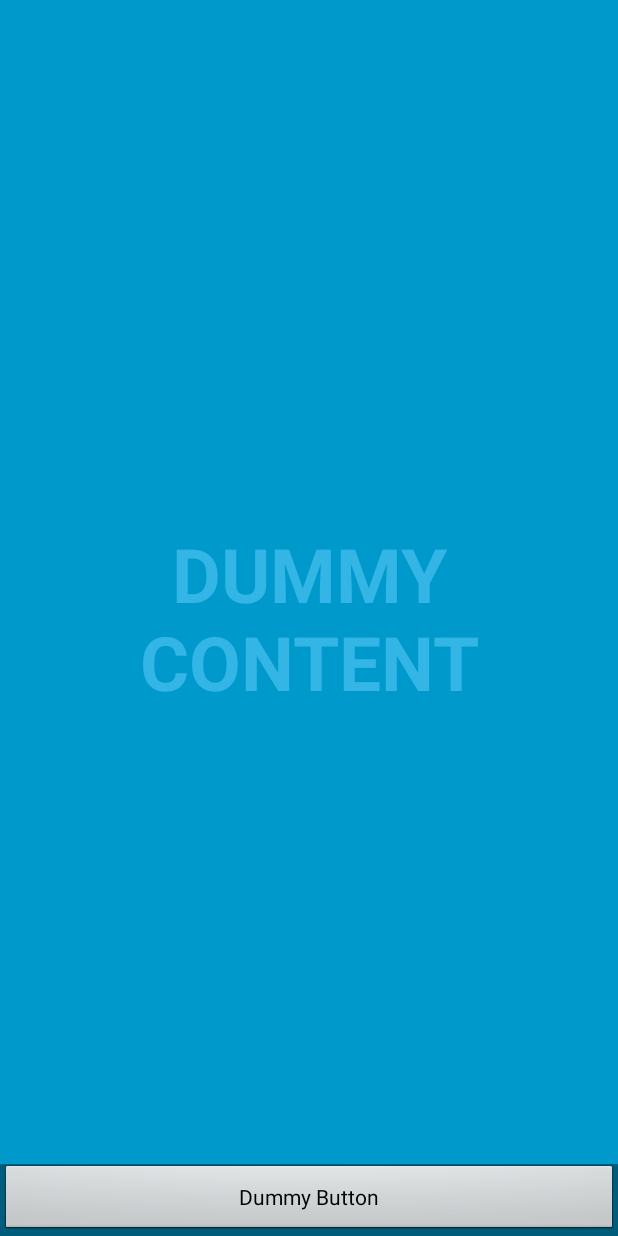
After one commit to jjhartmann/ORBSLAM2-Android, an Android app: the layout activity_orbslamcamera.xml on its own in the app's theme, with its tools: preview values and no code run, on a phone screen of 412 x 824 dp. The commit adds this screen. Run offline under Robolectric (Android 15) with nearby library versions, the phone set to English and light mode, and no system bars.

Commit message:
Add full screen activity with Opencv bindings

```diff
--- a/app/build.gradle
+++ b/app/build.gradle
@@ -43,8 +43,9 @@ dependencies {
     androidTestCompile('com.android.support.test.espresso:espresso-core:2.2.2', {
         exclude group: 'com.android.support', module: 'support-annotations'
     })
+    compile project(':openCVLibrary320')
     compile 'com.android.support:appcompat-v7:25.2.0'
     compile 'com.android.support.constraint:constraint-layout:1.0.2'
+    compile 'com.android.support:support-v4:25.3.0'
     testCompile 'junit:junit:4.12'
-    compile project(':openCVLibrary320')
 }
--- /dev/null
+++ b/app/src/main/res/layout/activity_orbslamcamera.xml
@@ -0,0 +1,77 @@
+<FrameLayout xmlns:android="http://schemas.android.com/apk/res/android"
+             xmlns:tools="http://schemas.android.com/tools"
+             android:layout_width="match_parent"
+             android:layout_height="match_parent"
+             xmlns:opencv="http://schemas.android.com/apk/res-auto"
+             android:background="#0099cc"
+             tools:context="org.jjhartmann.jeremy.testopencv2.ORBSLAMCameraActivity">
+
+    <!-- The primary full-screen view. This can be replaced with whatever view
+         is needed to present your content, e.g. VideoView, SurfaceView,
+         TextureView, etc. -->
+    <TextView
+        android:id="@+id/fullscreen_content"
+        android:layout_width="match_parent"
+        android:layout_height="match_parent"
+        android:gravity="center"
+        android:keepScreenOn="true"
+        android:text="@string/dummy_content"
+        android:textColor="#33b5e5"
+        android:textSize="50sp"
+        android:textStyle="bold"/>
+
+    <!-- This FrameLayout insets its children based on system windows using
+         android:fitsSystemWindows. -->
+    <FrameLayout
+        android:layout_width="match_parent"
+        android:layout_height="match_parent"
+        android:fitsSystemWindows="true">
+
+        <LinearLayout
+            android:id="@+id/fullscreen_content_controls"
+            style="?metaButtonBarStyle"
+            android:layout_width="match_parent"
+            android:layout_height="wrap_content"
+            android:layout_gravity="bottom|center_horizontal"
+            android:background="@color/black_overlay"
+            android:orientation="horizontal"
+            tools:ignore="UselessParent">
+
+            <Button
+                android:id="@+id/dummy_button"
+                style="?metaButtonBarButtonStyle"
+                android:layout_width="0dp"
+                android:layout_height="wrap_content"
+                android:layout_weight="1"
+                android:text="@string/dummy_button"/>
+
+        </LinearLayout>
+
+        <RelativeLayout
+            android:layout_width="0dp"
+            android:layout_height="0dp"
+            android:layout_marginEnd="7dp"
+            android:layout_marginRight="7dp">
+
+            <org.opencv.android.JavaCameraView
+                android:id="@+id/tutorial1_activity_java_surface_view"
+                android:layout_width="fill_parent"
+                android:layout_height="fill_parent"
+                android:visibility="gone"
+                opencv:camera_id="any"
+                opencv:show_fps="true"/>
+
+            <org.opencv.android.CameraGLSurfaceView
+                android:id="@+id/tutorial1_activity_gl_surface_view"
+                android:layout_width="fill_parent"
+                android:layout_height="fill_parent"
+                android:visibility="gone"
+                opencv:camera_id="any"
+                opencv:show_fps="true"/>
+
+
+        </RelativeLayout>
+
+    </FrameLayout>
+
+</FrameLayout>
--- a/app/src/main/res/values/colors.xml
+++ b/app/src/main/res/values/colors.xml
@@ -3,4 +3,6 @@
     <color name="colorPrimary">#3F51B5</color>
     <color name="colorPrimaryDark">#303F9F</color>
     <color name="colorAccent">#FF4081</color>
+
+    <color name="black_overlay">#66000000</color>
 </resources>
--- a/app/src/main/res/values/strings.xml
+++ b/app/src/main/res/values/strings.xml
@@ -1,3 +1,7 @@
 <resources>
     <string name="app_name">TestOpencv2</string>
+
+    <string name="title_activity_orbslamcamera">ORBSLAMCameraActivity</string>
+    <string name="dummy_button">Dummy Button</string>
+    <string name="dummy_content">DUMMY\nCONTENT</string>
 </resources>
--- a/app/src/main/res/values/styles.xml
+++ b/app/src/main/res/values/styles.xml
@@ -8,4 +8,16 @@
         <item name="colorAccent">@color/colorAccent</item>
     </style>
 
+    <style name="FullscreenTheme" parent="AppTheme">
+        <item name="android:actionBarStyle">@style/FullscreenActionBarStyle</item>
+        <item name="android:windowActionBarOverlay">true</item>
+        <item name="android:windowBackground">@null</item>
+        <item name="metaButtonBarStyle">?android:attr/buttonBarStyle</item>
+        <item name="metaButtonBarButtonStyle">?android:attr/buttonBarButtonStyle</item>
+    </style>
+
+    <style name="FullscreenActionBarStyle" parent="Widget.AppCompat.ActionBar">
+        <item name="android:background">@color/black_overlay</item>
+    </style>
+
 </resources>
```
Also changed, not shown: app/src/main/AndroidManifest.xml (+28 -23 lines), app/src/main/java/org/jjhartmann/jeremy/testopencv2/ORBSLAMCameraActivity.java (added, +344 -0 lines), app/src/main/res/layout/activity_main.xml (+3 -6 lines), app/src/main/res/values/attrs.xml (added, +12 -0 lines).
